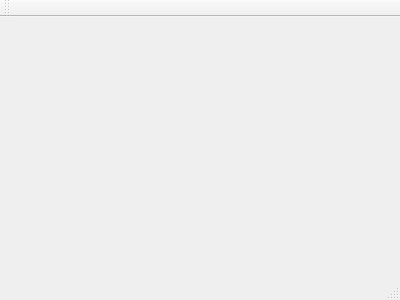
First picture: the form in mainwindow.ui, repository Harryth/legobrickidentification, before the edit.
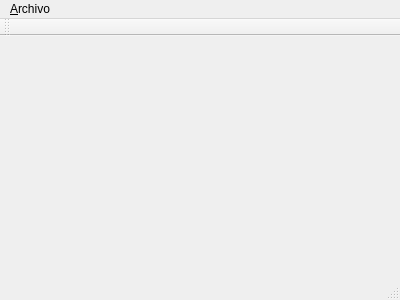
Second picture: the form after the edit. Icons and pictures are not drawn.

Commit message: Added file menu and open image action.

```diff
--- a/mainwindow.ui
+++ b/mainwindow.ui
@@ -27,6 +27,13 @@
      <height>19</height>
     </rect>
    </property>
+   <widget class="QMenu" name="menu_file">
+    <property name="title">
+     <string>&amp;Archivo</string>
+    </property>
+    <addaction name="actionopen_image"/>
+   </widget>
+   <addaction name="menu_file"/>
   </widget>
   <widget class="QToolBar" name="mainToolBar">
    <attribute name="toolBarArea">
```
Left out of the diff: 12 changed lines with no effect on the pictures. The commit also changes 2 other files.
